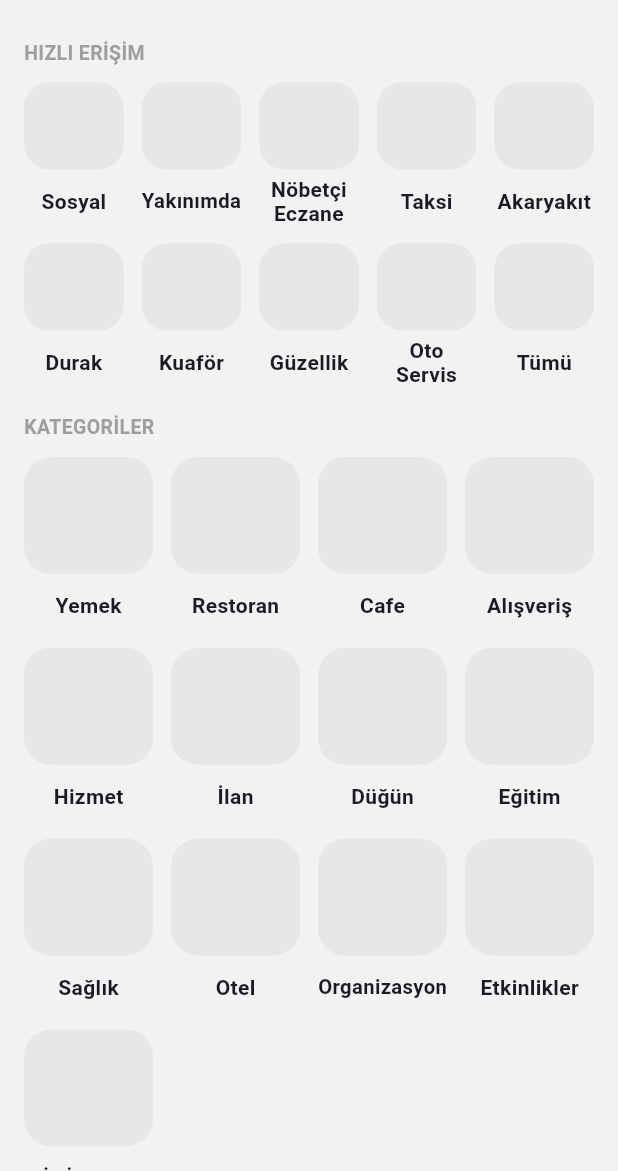
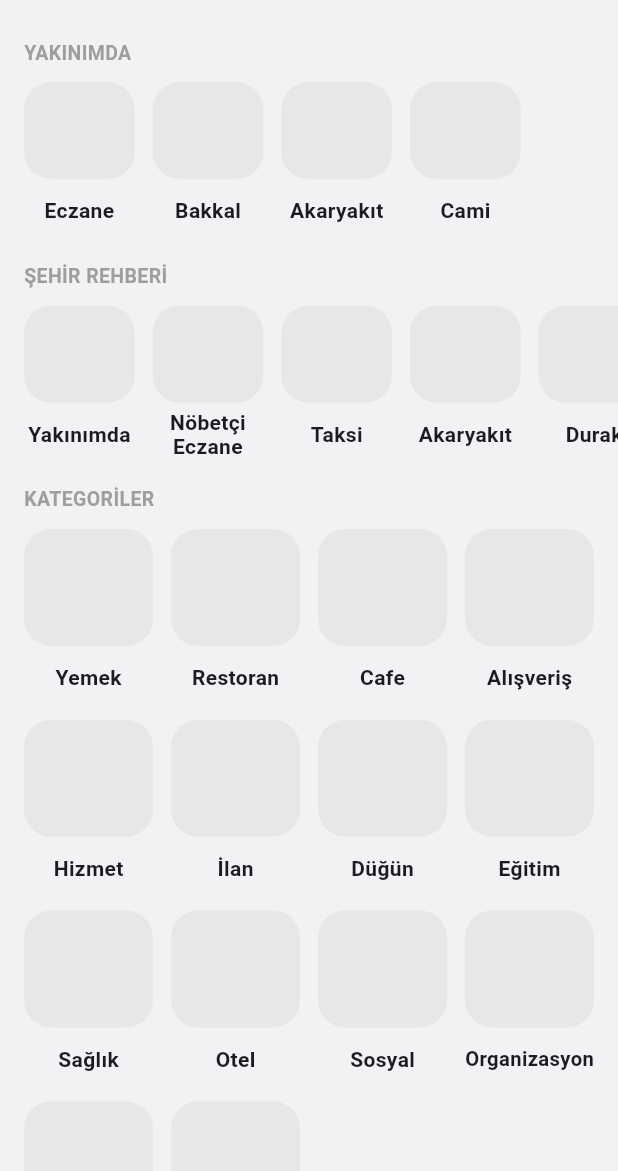
Before and after one commit to gbz-app/gebzem, a Flutter app: the HizmetMenusuSayfasi screen opened directly, on a phone screen of 412 x 824 dp, the part 65-1236 px from its top. Run offline on Flutter 3.47's test engine with Material 3 defaults, Android fonts, the phone set to English and light mode, and no system bars; our stand-ins replace audioplayers, battery_plus, cached_network_image, dio, firebase_core, firebase_messaging and 15 more; missing offline and left inert: flutter_callkit_incoming, flutter_webrtc, livekit_client, record, sentry_dio; accounts and stored records are empty; network calls fail; Roboto replaces fonts that are missing (Google Sans).

Commit message:
Turu 128: GebzemAI+Sosyal kategorilerin basina; YAKINIMDA seridi (Eczane/Bakkal/Akaryakit/Cami); HIZLI ERISIM -> SEHIR REHBERI tek satir scroll; AI oneri yazisi 17.5 + bosluk 35

```diff
--- a/mobile/lib/features/ai/gebzem_ai.dart
+++ b/mobile/lib/features/ai/gebzem_ai.dart
@@ -628,9 +628,9 @@
               textAlign: TextAlign.center,
             ),
           ),
-          // ⚠️ 30 px: kullanici emri (*"hangi konuda yardimci olabilirim
-          //    30 px altina"*).
-          const SizedBox(height: 30),
+          // ⚠️ TURU 128 — 30 -> **35** (kullanici: *"sana hangi konuda ile
+          //    arasini 5 px daha ac"*).
+          const SizedBox(height: 35),
           _OneriDongusu(
             oneriler: _kOneriler,
             onSec: _oneriSecildi,
@@ -1716,7 +1716,7 @@
             // ⚠️⚠️ **OLCEKTEN TURETILIR** (denetim buldu): sabit 26 dp,
             //	yazi olcegi ~1.4 ustunde harfleri DIKEY TRASLIYORDU.
             //	Imlec (16) ve ikon (17) da ayni kutuda — taban 26.
-            height: (MediaQuery.textScalerOf(context).scale(15.5) * 1.35)
+            height: (MediaQuery.textScalerOf(context).scale(17.5) * 1.35)
                 .clamp(26.0, 60.0),
             child: Row(
               mainAxisAlignment: MainAxisAlignment.center,
@@ -1737,7 +1737,8 @@
                     overflow: TextOverflow.clip,
                     softWrap: false,
                     style: TextStyle(
-                      fontSize: 15.5,
+                      // ⚠️ TURU 128 — 15.5 -> **17.5** (kullanici emri).
+                      fontSize: 17.5,
                       fontWeight: FontWeight.w500,
                       color: beyaz.withValues(alpha: 0.72),
                     ),
--- a/mobile/lib/features/sosyal/hizmet_menusu.dart
+++ b/mobile/lib/features/sosyal/hizmet_menusu.dart
@@ -191,6 +191,38 @@
         .firstWhere((_) => true, orElse: () => null);
     final kategoriler = bolumler.where((b) => b.ad != 'Yakınımda').toList();
 
+    // ⚠️⚠️⚠️ TURU 128 — **GebzemAI ve Sosyal KATEGORILERIN BASINDA**
+    //	(kullanici emri: *"hizli erisimdeki GebzemAI ve Sosyal`i
+    //	kategorilerin basina al"*).
+    //
+    //	Ikisi de bir ISLETME KATEGORISI DEGIL — biri yapay zeka ekrani,
+    //	oteki akis sekmesi. Ama kullanicinin zihninde menudeki "gidilecek
+    //	yerler" listesinin ilk iki maddesi bunlar; siralama urun karari.
+    //
+    // ⚠️⚠️ Bu iki giris asagidaki `hizli` listesinden CIKARILDI
+    //	(`_sehirRehberi`): iki yerde ayni kart, "hangisine bassam"
+    //	sorusu uretir ve turu 76b`de birebir bu yuzden ikinci FAB
+    //	kaldirilmisti.
+    // ⚠️ GebzemAI yalniz sunucuda AI ACIKSA cizilir (`aiAcik`):
+    //    kapaliyken kart basildiginda 503 alinirdi — "olu ozellik".
+    // ⚠️ SIRA: ONCE sekme yazilir, SONRA route kapatilir (turu 115).
+    //    Ters sirada `HomeScreen` eski sekmesiyle bir kare cizer.
+    kategoriler.insertAll(0, [
+      if (aiAcik)
+        _Bolum('GebzemAI', [
+          const Color(0xFF00C2A8),
+          const Color(0xFF00695C),
+        ], (c) => const GebzemAiEkrani()),
+      _Bolum.eylem(
+        'Sosyal',
+        [const Color(0xFF7A5CFF), const Color(0xFF3A2A8A)],
+        (c) {
+          aktifSekme.value = 0;
+          Navigator.of(c).popUntil((r) => r.isFirst);
+        },
+      ),
+    ]);
+
     // ⚠️⚠️⚠️ TURU 96t — **SIRALAMA KULLANICI TARAFINDAN VERILDI**:
     //	*"Yemek Restorant Cafe Alışveriş Hizmet İlan Düğün Eğitim Sağlık
     //	Otel diye daha güzel ve sıralı şekilde"*.
@@ -258,40 +290,12 @@
     //	olmamasidir; kullanici da neyin arandigini kutuda GORUR.
     // ⚠️ YAPMA: bu kartlara sahte/gomulu liste yazma.
     final hizli = <_Bolum>[
-      // ⚠️⚠️ TURU 96v — **GebzemAI ve Sosyal EN BASTA** (kullanici emri).
-      // ⚠️ GebzemAI yalniz sunucuda AI ACIKSA cizilir (`aiAcik`): kapaliyken
-      //    kart basildiginda 503 alinirdi — bu projede 'olu ozellik' sinifi.
-      //    Ayni sebeple kategoriler izgarasindaki 'Yapay zekâ' karti
-      //    KALDIRILDI: iki yerde ayni giris gereksiz tekrar.
-      if (aiAcik)
-        _Bolum('GebzemAI', [
-          const Color(0xFF00C2A8),
-          const Color(0xFF00695C),
-        ], (c) => const GebzemAiEkrani()),
-      // ⚠️⚠️⚠️ TURU 115 — **'Sosyal' ARTIK ANASAYFAYI ACIYOR** (kullanici:
-      //	*"alttaki Sosyal'a tikladigimda ANASAYFA GELMIYOR, ARAMAYA
-      //	gidiyor"*).
-      //
-      //	Kart `KesfetEkrani`i (arama + kesfet izgarasi) aciyordu. "Sosyal"
-      //	kelimesi kullanicinin zihninde AKIS demek; arama zaten alt menude
-      //	kendi sekmesi. Yani kart hem YANLIS yere gidiyor hem de var olan
-      //	bir sekmenin IKINCI KOPYASIYDI.
-      //
-      // ⚠️ Yeni ekran ACILMADI: `aktifSekme.value = 0` yazilip menu route'u
-      //    kapatiliyor — `isletme_listesi.dart`taki KANITLI desenin aynisi.
-      // ⚠️ SIRA ONEMLI: ONCE sekme yazilir, SONRA route kapatilir. Ters
-      //    sirada `HomeScreen` eski sekmesiyle bir kare cizer ve goz
-      //    "yanlis sekmeye dondu" diye okur.
-      // ⚠️ `popUntil(isFirst)`: menu tam ekran bir route ve ustunde baska
-      //    route'lar acilmis olabilir.
-      _Bolum.eylem(
-        'Sosyal',
-        [const Color(0xFF7A5CFF), const Color(0xFF3A2A8A)],
-        (c) {
-          aktifSekme.value = 0;
-          Navigator.of(c).popUntil((r) => r.isFirst);
-        },
-      ),
+      // ⚠️⚠️ TURU 128 — **GebzemAI ve Sosyal BURADAN KALDIRILDI**,
+      //	kategorilerin BASINA tasindi (kullanici emri). Tanimlar
+      //	`kategoriler.insertAll(0, ...)` icinde.
+      // ⚠️ YAPMA: buraya geri ekleme — ayni giris iki yerde cizilirdi.
+      // ⚠️ TURU 115 gerekcesi (Sosyal AKISI acar, aramayi DEGIL) tanimla
+      //    birlikte `kategoriler.insertAll` blogunda korunuyor.
       // ⚠️⚠️ TURU 124 — **HIZLI ERISIM KARTLARI ARTIK HARITAYA GIDIYOR**
       //	(kullanici emri: *"hızlı erişimde GebzemAI ve Sosyal haricinde
       //	diğer kartlara tıkladığımızda Yakınımdaki haritaya gidecek"*).
@@ -359,18 +363,14 @@
     // ⚠️ Hizli erisim listesi BURADA kurulur: `yakinimda` nullable ve
     //    Dart bunu closure icinde daraltmiyor (analiz hatasi verdi).
     //    Koleksiyon-if ile tek seferde null-guvenli hale getirilir.
-    // ⚠️⚠️ TURU 96w — SIRA: **GebzemAI · Sosyal · Yakınımda · ...**
-    //	(kullanici emri: *"yakinimda sosyalden sonra olacak"*).
-    //	`hizli` listesinin ilk iki ogesi GebzemAI ve Sosyal; Yakinimda
-    //	onlarin ARDINA eklenir, kalanlar (eczane/durak/taksi/akaryakit)
-    //	sirasini korur.
-    // ⚠️ AI kapaliyken `hizli` bir oge eksik baslar; bu yuzden konum SABIT
-    //    SAYIYLA degil, 'Sosyal'in indeksinden TURETILIR.
-    final sosyalNo = hizli.indexWhere((b) => b.ad == 'Sosyal');
+    // ⚠️⚠️ TURU 128 — GebzemAI/Sosyal kategorilere tasinince 'Sosyal`in
+    //	indeksinden turetme (turu 96w) GECERSIZ kaldi: liste artik
+    //	dogrudan **Yakınımda** ile basliyor.
+    // ⚠️ `yakinimda` nullable ve Dart bunu closure icinde daraltmiyor;
+    //    koleksiyon-if ile null-guvenli kurulur.
     final hizliTumu = <_Bolum>[
-      ...hizli.take(sosyalNo + 1),
       if (yakinimda != null) yakinimda,
-      ...hizli.skip(sosyalNo + 1),
+      ...hizli,
     ];
 
     // ⚠️⚠️⚠️ TURU 96v — **SAYFANIN TAMAMI BIRLIKTE KAYAR** (kullanici emri:
@@ -425,97 +425,70 @@
                 //    `viewportFraction`indan uretir (turu 96t).
                 _slider(ref),
                 const SizedBox(height: 14),
+                // ⚠️⚠️⚠️ TURU 128 — **"YAKINIMDA" SERIDI** (kullanici emri:
+                //	*"Sehir Rehberi`nin ustune Yakinimda olsun, orada Eczane
+                //	Bakkal Akaryakit Cami gorunsun, kart seklinde ufak kart"*).
+                //
+                // ⚠️⚠️ **DURUST SINIR — POI VERISI YOK.** Bu dortu de
+                //	`isletmeler` tablosundan beslenir, yani YALNIZ KAYITLI
+                //	ISLETMEYI gosterir. Belediye/harita POI verisi projede
+                //	HICBIR YERDE tutulmuyor (turu 96t karari).
+                //	· Eczane   -> `eczane` kategorisi (VAR)
+                //	· Bakkal   -> `market` kategorisi (VAR; bakkal onun icinde)
+                //	· Akaryakıt-> `oto` kategorisi (VAR)
+                //	· Cami     -> **KARSILIGI OLAN KATEGORI YOK** -> `diger`.
+                //	  Kayitli bir cami yoksa liste BOS doner; bu bir hata
+                //	  DEGIL, verinin olmamasidir.
+                // ⚠️ YAPMA: bu kartlara gomulu/sahte liste yazma.
+                // ⚠️ YAPMA: "Nöbetçi Eczane" yazip eczane listesi acma —
+                //    nobet verisi YOK, kullanici kapali eczaneye giderdi.
+                _bolumBasligi('YAKINIMDA'),
+                const SizedBox(height: 10),
+                _ufakSerit(context, [
+                  _Bolum(
+                    'Eczane',
+                    [const Color(0xFF20C997), const Color(0xFF0B7A5A)],
+                    (c) => const YakinimdaEkrani(kategori: 'eczane'),
+                  ),
+                  _Bolum(
+                    'Bakkal',
+                    [const Color(0xFFFFC531), const Color(0xFFB88600)],
+                    (c) => const YakinimdaEkrani(kategori: 'market'),
+                  ),
+                  _Bolum(
+                    'Akaryakıt',
+                    [const Color(0xFFFF7A45), const Color(0xFFB33A12)],
+                    (c) => const YakinimdaEkrani(kategori: 'oto'),
+                  ),
+                  _Bolum(
+                    'Cami',
+                    [const Color(0xFF6C7BFF), const Color(0xFF2A3390)],
+                    (c) => const YakinimdaEkrani(kategori: 'diger'),
+                  ),
+                ]),
+                const SizedBox(height: 18),
                 if (hizliTumu.isNotEmpty) ...[
-                  const Padding(
-                    padding: EdgeInsets.symmetric(horizontal: kYanBosluk),
-                    child: Text(
-                      'HIZLI ERİŞİM',
-                      style: TextStyle(
-                        fontSize: 13,
-                        fontWeight: FontWeight.w700,
-                        color: Colors.grey,
-                      ),
-                    ),
-                  ),
+                  // ⚠️⚠️⚠️ TURU 128 — **"HIZLI ERİŞİM" -> "ŞEHİR REHBERİ"**
+                  //	ve **IKI SATIRLI SABIT IZGARA -> TEK SATIR YATAY
+                  //	KAYDIRMA** (kullanici emri).
+                  //
+                  // ⚠️⚠️ 'Tümü' karti KALDIRILMADI, serit SONUNA kondu:
+                  //	serit artik TUM kisayollari tasiyor (kaydirarak
+                  //	hepsine ulasilir) ama kategorilere giden tek liste
+                  //	girisi de KAYBOLMAMALI.
+                  // ⚠️ YAPMA: eski 2 x 5 izgaraya donme — kullanici tek
+                  //    satir istedi ve iki satir sayfanin yarisini yiyordu.
+                  _bolumBasligi('ŞEHİR REHBERİ'),
                   const SizedBox(height: 10),
-                  // ⚠️ TEK SATIR + YATAY KAYDIRMA (turu 96u). Kart genisligi
-                  //    izgarayla AYNI: ekranda dort kart, besincisi SARKAR.
-                  // ⚠️⚠️⚠️ TURU 96w — **IKI SATIR + YATAY KAYDIRMA** ve
-                  //	kartlar kategori kartlarindan **%20 KUCUK**
-                  //	(kullanici emri).
-                  //
-                  // ⚠️ `GridView` YATAY yonde: `crossAxisCount: 2` burada
-                  //    SUTUN degil **SATIR** sayisidir (cross ekseni dikey).
-                  //    Ogeler once ASAGI, sonra SAGA akar.
-                  // ⚠️ Kart genisligi izgara hucresinin **0.8 KATI**; kutu
-                  //    yuksekligi de ayni oranda. Etiket yazisi KUCULMEZ
-                  //    (14 dp) — okunurluk kartin suslemesinden onemli.
-                  // ⚠️⚠️⚠️ TURU 96y — **SABIT 2 x 5 = 10 HUCRE, KAYDIRMA YOK**
-                  //	(kullanici emri: *"sol sag 5 tane olacak, 2 satir
-                  //	olacak, 2. satirin sonunda 'hepsi' diyecek"*).
-                  //
-                  // ⚠️ Yatay kaydirmali izgara KALDIRILDI: orada ogeler
-                  //    once ASAGI sonra SAGA akiyordu, yani okuma sirasi
-                  //    sutun sutundu ve kullanici *"yerleri degistirme"*
-                  //    dedi. Dikey izgarada sira SOLDAN SAGA'dir.
-                  // ⚠️ Ilk **DOKUZ** kisayol cizilir, onuncu hucre 'Tümü';
-                  //    gerisi o listeden ulasilir (hicbiri KAYBOLMAZ).
-                  LayoutBuilder(
-                    builder: (c, bc) {
-                      // ⚠️⚠️ TURU 96x — SATIRDA **BES KART** (kullanici emri:
-                      //	*"5 satir yapsana, 4 tane olmus"*). Genislik
-                      //	dogrudan BESE bolunur; onceki hal 'dortlu izgaranin
-                      //	%80'i' idi ve ekranda yine DORT kart cikiyordu.
-                      // ⚠️ Kutu oraninin izgarayla AYNI kalmasi icin
-                      //    yukseklik genislikten TURETILIR (78/88.8 = 0.878);
-                      //    sabit yazilsaydi kartlar dar ekranda kare,
-                      //    genisde basik gorunurdu.
-                      final en =
-                          (bc.maxWidth - kYanBosluk * 2 - kIzgaraAralik * 4) /
-                          5;
-                      final kutu = en * 0.878;
-                      final satirBoy = kutu + 5 + etiketAlani;
-                      // ⚠️ 9 kisayol + 'Tümü' = 10 hucre (2 x 5).
-                      final gosterilen = [
-                        ...hizliTumu.take(9),
-                        // ⚠️ 'Tümü' listesi HEM hizli kisayollari HEM
-                        //    kategorileri icerir: izgaraya sigmayan hicbir
-                        //    giris ULASILAMAZ kalmasin.
-                        _tumuBolumu([...hizliTumu, ...kategoriler]),
-                      ];
-                      return GridView.builder(
-                        padding: const EdgeInsets.symmetric(
-                          horizontal: kYanBosluk,
-                        ),
-                        // ⚠️ Kendi kaydirmasi YOK: sayfanin tamami zaten
-                        //    `CustomScrollView` icinde kayiyor (turu 96v).
-                        physics: const NeverScrollableScrollPhysics(),
-                        shrinkWrap: true,
-                        gridDelegate: SliverGridDelegateWithFixedCrossAxisCount(
-                          crossAxisCount: 5,
-                          crossAxisSpacing: kIzgaraAralik,
-                          mainAxisSpacing: kIzgaraAralik,
-                          mainAxisExtent: satirBoy,
-                        ),
-                        itemCount: gosterilen.length,
-                        itemBuilder: (_, i) =>
-                            _kart(context, gosterilen[i], kutuBoy: kutu),
-                      );
-                    },
-                  ),
+                  _ufakSerit(context, [
+                    ...hizliTumu,
+                    // ⚠️ 'Tümü' listesi HEM kisayollari HEM kategorileri
+                    //    icerir: hicbir giris ULASILAMAZ kalmasin.
+                    _tumuBolumu([...hizliTumu, ...kategoriler]),
+                  ]),
                 ],
                 const SizedBox(height: 18),
-                const Padding(
-                  padding: EdgeInsets.symmetric(horizontal: kYanBosluk),
-                  child: Text(
-                    'KATEGORİLER',
-                    style: TextStyle(
-                      fontSize: 13,
-                      fontWeight: FontWeight.w700,
-                      color: Colors.grey,
-                    ),
-                  ),
-                ),
+                _bolumBasligi('KATEGORİLER'),
                 const SizedBox(height: 10),
               ],
             ),
@@ -607,6 +580,64 @@
   ///    Turu 91 performans maddesi.
   /// ⚠️ [kutuBoy] verilmezse izgara olcusu (`kKesifKutu`). Hizli erisim
   ///    kartlari bunun **%80**'ini kullanir (turu 96w kullanici emri).
+  /// ⚠️ TURU 128 — bolum basliklari TEK KAYNAK. Uc yerde (YAKINIMDA /
+  ///    ŞEHİR REHBERİ / KATEGORİLER) ayni stil kopyalanmisti; biri
+  ///    degisince otekiler geride kalirdi.
+  /// ⚠️ `letterSpacing` KULLANILMAZ (kullanici yasagi, turu 96u).
+  Widget _bolumBasligi(String metin) => Padding(
+    padding: const EdgeInsets.symmetric(horizontal: kYanBosluk),
+    child: Text(
+      metin,
+      style: const TextStyle(
+        fontSize: 13,
+        fontWeight: FontWeight.w700,
+        color: Colors.grey,
+      ),
+    ),
+  );
+
+  /// ⚠️⚠️⚠️ TURU 128 — **UFAK KART SERIDI** (tek satir, yatay kaydirma).
+  ///
+  ///	Kullanici emri: *"tek satir scroll olsun sol sag ... kart seklinde
+  ///	ufak kart"*. Hem YAKINIMDA hem ŞEHİR REHBERİ bunu kullanir.
+  ///
+  /// ⚠️⚠️ Kart genisligi **EKRANDAN TURETILIR** (dort bucuk kart sigar),
+  ///	sabit dp DEGIL: 360 dp`de sabit bir sayi ya cok genis ya cok dar
+  ///	dururdu. Yarim kartin sarkmasi KASITLI — serit kaydirilabildigini
+  ///	boyle soyler (nokta gostergesi ya da ok koymadan).
+  /// ⚠️ Kutu orani izgarayla AYNI (`0.878`): iki farkli oran ayni ekranda
+  ///    "bir yerde bozuk" hissi verirdi.
+  /// ⚠️ Yukseklik yazi olceginden TURETILIR (`etiketAlani`), sabit dp
+  ///    DEGIL: olcek 1.3/2.0`da iki satirlik etiket TASARDI.
+  /// ⚠️ `ListView` cocuguna DIKEYDE TIGHT kisit verir; bu yuzden serit
+  ///    `SizedBox` ile ACIK yukseklik alir (turu 121d dersi).
+  /// ⚠️ Yan dolgu `padding`ten gelir, ilk/son kartin DISINDA — kartlar
+  ///    kenara yapismaz ama kaydirma ekranin ucundan baslar.
+  Widget _ufakSerit(BuildContext context, List<_Bolum> ogeler) {
+    final etiketAlani = MediaQuery.textScalerOf(context).scale(14) * 1.15 * 2;
+    return LayoutBuilder(
+      builder: (c, bc) {
+        final en = (bc.maxWidth - kYanBosluk * 2 - kIzgaraAralik * 4) / 4.5;
+        final kutu = en * 0.878;
+        return SizedBox(
+          height: kutu + 5 + etiketAlani,
+          child: ListView.separated(
+            scrollDirection: Axis.horizontal,
+            padding: const EdgeInsets.symmetric(horizontal: kYanBosluk),
+            physics: const BouncingScrollPhysics(),
+            itemCount: ogeler.length,
+            separatorBuilder: (_, _) =>
+                const SizedBox(width: kIzgaraAralik),
+            itemBuilder: (_, i) => SizedBox(
+              width: en,
+              child: _kart(context, ogeler[i], kutuBoy: kutu),
+            ),
+          ),
+        );
+      },
+    );
+  }
+
   Widget _kart(
     BuildContext context,
     _Bolum b, {
```
